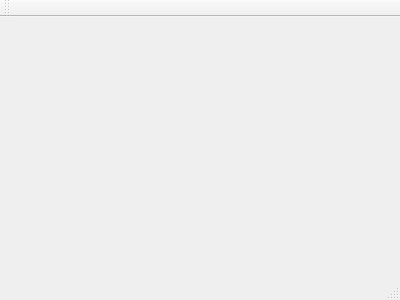
Before: the Qt Designer form Real-Time-Fisheye-Stitcher/mainwindow.ui in Fleschier/AlgorithmTest, drawn with Qt 5.
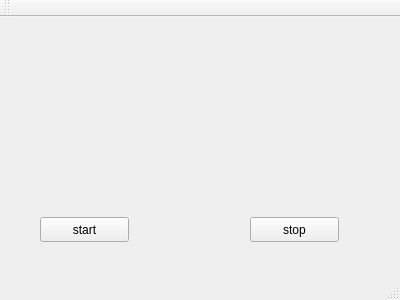
After: the same form once the commit is applied.

What changed in the file:
```diff
--- a/Real-Time-Fisheye-Stitcher/mainwindow.ui
+++ b/Real-Time-Fisheye-Stitcher/mainwindow.ui
@@ -12,13 +12,55 @@
   <property name="windowTitle" >
    <string>MainWindow</string>
   </property>
-  <widget class="QMenuBar" name="menuBar" />
-  <widget class="QToolBar" name="mainToolBar" />
-  <widget class="QWidget" name="centralWidget" />
-  <widget class="QStatusBar" name="statusBar" />
+  <widget class="QWidget" name="centralWidget">
+   <widget class="QPushButton" name="pushButton">
+    <property name="geometry">
+     <rect>
+      <x>40</x>
+      <y>200</y>
+      <width>89</width>
+      <height>25</height>
+     </rect>
+    </property>
+    <property name="text">
+     <string>start</string>
+    </property>
+   </widget>
+   <widget class="QPushButton" name="pushButton_2">
+    <property name="geometry">
+     <rect>
+      <x>250</x>
+      <y>200</y>
+      <width>89</width>
+      <height>25</height>
+     </rect>
+    </property>
+    <property name="text">
+     <string>stop</string>
+    </property>
+   </widget>
+  </widget>
+  <widget class="QMenuBar" name="menuBar">
+   <property name="geometry">
+    <rect>
+     <x>0</x>
+     <y>0</y>
+     <width>400</width>
+     <height>28</height>
+    </rect>
+   </property>
+  </widget>
+  <widget class="QToolBar" name="mainToolBar">
+   <attribute name="toolBarArea">
+    <enum>TopToolBarArea</enum>
+   </attribute>
+   <attribute name="toolBarBreak">
+    <bool>false</bool>
+   </attribute>
+  </widget>
+  <widget class="QStatusBar" name="statusBar"/>
  </widget>
- <layoutDefault spacing="6" margin="11" />
- <pixmapfunction></pixmapfunction>
+ <layoutdefault spacing="6" margin="11"/>
  <resources/>
  <connections/>
 </ui>
```
Left out of the diff: 7 changed lines with no effect on the pictures.
